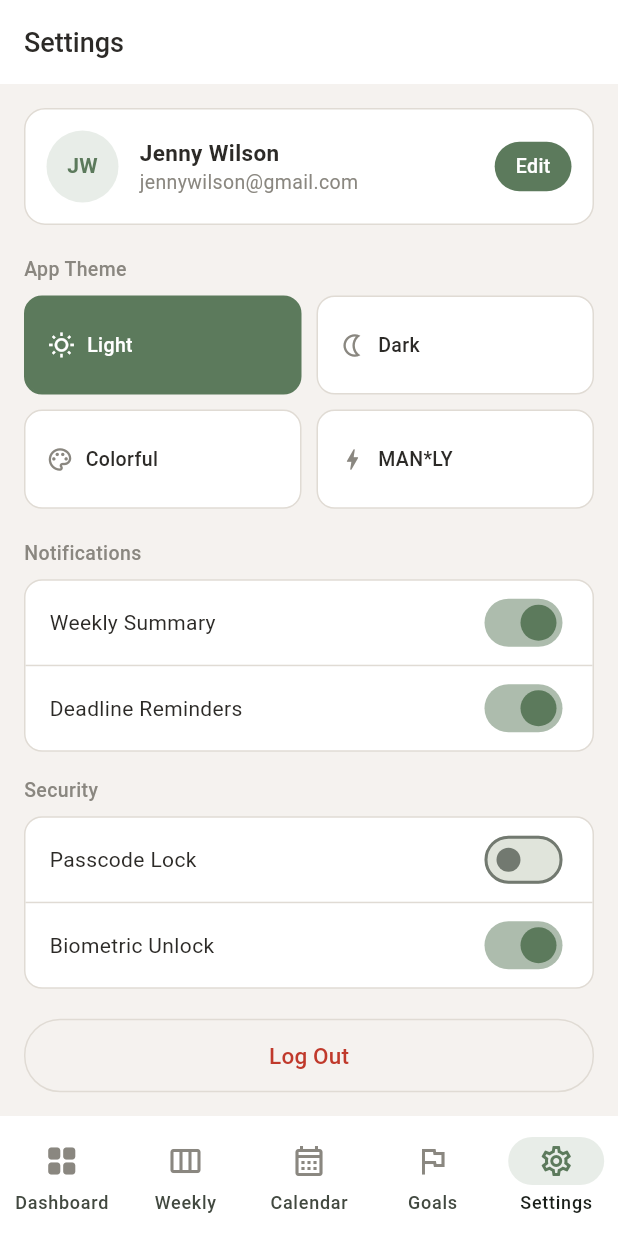
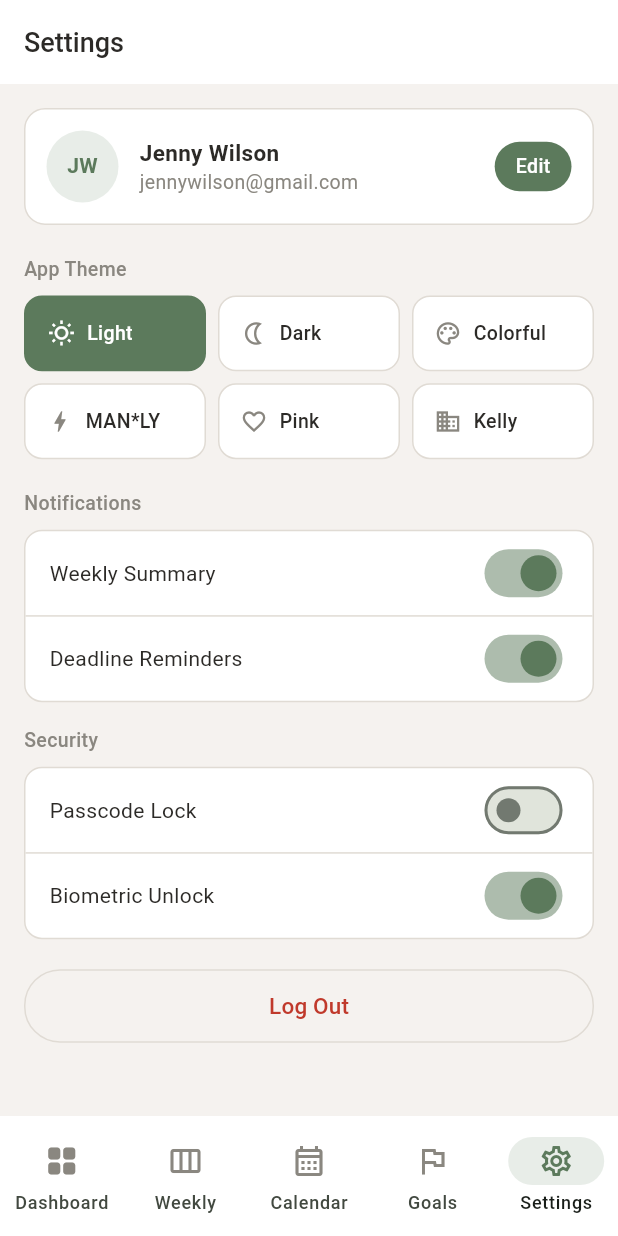
Before and after one commit to Anaiahm/goal_manager, a Flutter app: the screen it shows after launch, item 5 of the bottom bar chosen, on a phone screen of 412 x 824 dp. Run offline on Flutter 3.47's test engine with Material 3 defaults, Android fonts, the light colour scheme and no system bars.

Commit message:
Added two new themes 'Pink' and 'Kelly', added Web Responsive Design

```diff
--- a/lib/main.dart
+++ b/lib/main.dart
@@ -122,21 +122,99 @@ class _MainShellState extends State<MainShell> {
     Icons.calendar_month_outlined, Icons.flag_outlined, Icons.settings_outlined,
   ];
 
-  @override
+@override
   Widget build(BuildContext ctx) {
-    final c = colorsOf(ctx);
-    final pages = [
+    final c       = colorsOf(ctx);
+    final wide    = MediaQuery.of(ctx).size.width >= kMobileBreak;
+    final pages   = [
       DashboardPage(user: _user, goals: _goals, onGoalTap: _goToGoal, onAdd: _goToAdd),
       WeeklyPage(
         week: _week, habits: _habits, weeklyTodos: _weeklyTodos,
         onTodosChanged: (t) => setState(() => _weeklyTodos = t),
         onWeekChanged:  (d, data) => setState(() => _week[d] = data),
       ),
-      CalendarPage(goals: _goals, week: _week, onEventAdded: _onEventAdded, onEventEdited: _onEventEdited, onEventDeleted: _onEventDeleted), // ← updated
+      CalendarPage(
+        goals: _goals, week: _week,
+        onEventAdded: _onEventAdded,
+        onEventEdited: _onEventEdited,
+        onEventDeleted: _onEventDeleted,
+      ),
       GoalsListPage(goals: _goals, onGoalTap: _goToGoal, onAdd: _goToAdd),
       SettingsPage(user: _user, onUserChanged: (u) => setState(() => _user = u)),
     ];
 
+    const labels = ['Dashboard', 'Weekly', 'Calendar', 'Goals', 'Settings'];
+    const icons  = [
+      Icons.grid_view_rounded, Icons.view_week_outlined,
+      Icons.calendar_month_outlined, Icons.flag_outlined, Icons.settings_outlined,
+    ];
+
+    // ── Desktop layout: persistent left sidebar ──────────────
+    if (wide) {
+      return Scaffold(
+        backgroundColor: c.background,
+        body: Row(
+          children: [
+            // Sidebar
+            Container(
+              width: 200,
+              decoration: BoxDecoration(
+                color: c.surface,
+                border: Border(right: BorderSide(color: c.border)),
+              ),
+              child: Column(
+                crossAxisAlignment: CrossAxisAlignment.start,
+                children: [
+                  // App title / logo area
+                  Container(
+                    padding: const EdgeInsets.fromLTRB(20, 40, 20, 24),
+                    child: Text('Goal Manager',
+                      style: TextStyle(fontSize: 16, fontWeight: FontWeight.w700,
+                        color: c.primary)),
+                  ),
+                  Divider(height: 1, color: c.border),
+                  const SizedBox(height: 8),
+                  // Nav items
+                  ...List.generate(5, (i) {
+                    final sel = _tab == i;
+                    return GestureDetector(
+                      onTap: () => setState(() => _tab = i),
+                      child: Container(
+                        margin: const EdgeInsets.symmetric(horizontal: 10, vertical: 2),
+                        padding: const EdgeInsets.symmetric(horizontal: 14, vertical: 11),
+                        decoration: BoxDecoration(
+                          color: sel ? c.primaryLight : Colors.transparent,
+                          borderRadius: BorderRadius.circular(10),
+                        ),
+                        child: Row(children: [
+                          Icon(icons[i], size: 18,
+                            color: sel ? c.primary : c.textMuted),
+                          const SizedBox(width: 12),
+                          Text(labels[i],
+                            style: TextStyle(fontSize: 14, fontWeight: FontWeight.w500,
+                              color: sel ? c.primary : c.textMuted)),
+                        ]),
+                      ),
+                    );
+                  }),
+                ],
+              ),
+            ),
+            // Main content — centered + constrained
+            Expanded(
+              child: Center(
+                child: ConstrainedBox(
+                  constraints: const BoxConstraints(maxWidth: kMaxWidth),
+                  child: pages[_tab],
+                ),
+              ),
+            ),
+          ],
+        ),
+      );
+    }
+
+    // ── Mobile layout: bottom nav bar (unchanged) ────────────
     return Scaffold(
       body: pages[_tab],
       bottomNavigationBar: NavigationBar(
@@ -146,13 +224,14 @@ class _MainShellState extends State<MainShell> {
         indicatorColor: c.primaryLight,
         labelBehavior: NavigationDestinationLabelBehavior.alwaysShow,
         destinations: List.generate(5, (i) => NavigationDestination(
-          icon: Icon(_icons[i], color: c.textMuted),
-          selectedIcon: Icon(_icons[i], color: c.primary),
-          label: _labels[i],
+          icon: Icon(icons[i], color: c.textMuted),
+          selectedIcon: Icon(icons[i], color: c.primary),
+          label: labels[i],
         )),
       ),
     );
   }
+
 
   void _goToGoal(Goal g) => Navigator.push(context,
     MaterialPageRoute(builder: (_) => GoalDetailPage(goal: g, onUpdate: _upsertGoal)));
@@ -173,7 +252,8 @@ class AppBar2 extends StatelessWidget implements PreferredSizeWidget {
 
   @override
   Widget build(BuildContext ctx) {
-    final c = colorsOf(ctx);
+    final c    = colorsOf(ctx);
+    final wide = MediaQuery.of(ctx).size.width >= kMobileBreak;
     return AppBar(
       backgroundColor: c.surface,
       elevation: 0,
@@ -182,11 +262,11 @@ class AppBar2 extends StatelessWidget implements PreferredSizeWidget {
               icon: Icon(Icons.arrow_back, color: c.primary),
               onPressed: () => Navigator.pop(ctx),
             )
-          : null,
-      title: Text(
-        title,
-        style: TextStyle(color: c.textPrimary, fontWeight: FontWeight.w500, fontSize: 18),
-      ),
+          : (wide ? const SizedBox.shrink() : null),
+      // On desktop hide the hamburger / leading space cleanly
+      automaticallyImplyLeading: !wide,
+      title: Text(title,
+        style: TextStyle(color: c.textPrimary, fontWeight: FontWeight.w500, fontSize: 18)),
       actions: actions,
     );
   }
@@ -366,6 +446,28 @@ Widget inputField(
   );
 }
 
+const double kMobileBreak  = 600;
+const double kMaxWidth     = 900;  // max content width on desktop
+
+class Responsive extends StatelessWidget {
+  final Widget child;
+  const Responsive({super.key, required this.child});
+
+  static bool isDesktop(BuildContext ctx) =>
+      MediaQuery.of(ctx).size.width >= kMobileBreak;
+
+  @override
+  Widget build(BuildContext ctx) {
+    final wide = MediaQuery.of(ctx).size.width >= kMobileBreak;
+    if (!wide) return child;
+    return Center(
+      child: ConstrainedBox(
+        constraints: const BoxConstraints(maxWidth: kMaxWidth),
+        child: child,
+      ),
+    );
+  }
+}
 // ─── Goal Card ────────────────────────────────────────────────────────────────
 
 class GoalCard extends StatelessWidget {
@@ -504,7 +606,7 @@ class DashboardPage extends StatelessWidget {
         ],
       ),
       body: SingleChildScrollView(
-        padding: const EdgeInsets.all(16),
+        padding: EdgeInsets.all(Responsive.isDesktop(ctx) ? 28 : 16),
         child: Column(
           crossAxisAlignment: CrossAxisAlignment.start,
           children: [
@@ -623,12 +725,13 @@ class _WeeklyPageState extends State<WeeklyPage> {
   Widget build(BuildContext ctx) {
     final c          = colorsOf(ctx);
     final isColorful = AppThemeNotifier.of(ctx).value == AppTheme.colorful;
-    final screenW    = MediaQuery.of(ctx).size.width;
-
+
+final double availableW = MediaQuery.of(ctx).size.width >= kMobileBreak
+    ? MediaQuery.of(ctx).size.width - 200  // subtract sidebar width
+    : MediaQuery.of(ctx).size.width;
+final double leftW = availableW * 0.275;
+final double dayW  = (availableW - leftW) / 7;
     // Left column = 27.5% of screen width (was ~220px fixed)
-    final leftW  = screenW * 0.275;
-    // 7 day columns share the remaining 72.5%
-    final dayW   = (screenW - leftW) / 7;
 
     final totalChecks = widget.habits.fold(0, (s, h) => s + h.days.where((d) => d).length);
     final maxChecks   = widget.habits.length * 7;
@@ -1207,7 +1310,7 @@ bool _hasEvent(DateTime d) => _eventsForDay(d).isNotEmpty;
 // Selected day detail
             if (_sel != null)
               Padding(
-                padding: const EdgeInsets.all(16),
+                padding: EdgeInsets.all(Responsive.isDesktop(ctx) ? 28 : 16),
                 child: Column(
                   crossAxisAlignment: CrossAxisAlignment.start,
                   children: [
@@ -1389,7 +1492,7 @@ class _GoalsListPageState extends State<GoalsListPage> {
           ),
           Expanded(
             child: ListView.separated(
-              padding: const EdgeInsets.all(16),
+              padding: EdgeInsets.all(Responsive.isDesktop(ctx) ? 28 : 16),
               itemCount: shown.length,
               separatorBuilder: (_, __) => const SizedBox(height: 12),
               itemBuilder: (_, i) => GoalCard(goal: shown[i], onTap: () => widget.onGoalTap(shown[i])),
@@ -1437,7 +1540,7 @@ class _GoalDetailState extends State<GoalDetailPage> {
         ],
       ),
       body: SingleChildScrollView(
-        padding: const EdgeInsets.all(20),
+        padding: EdgeInsets.all(Responsive.isDesktop(ctx) ? 32 : 20),
         child: Column(
           children: [
             SizedBox(
@@ -1583,7 +1686,7 @@ class _AddGoalPageState extends State<AddGoalPage> {
       backgroundColor: c.background,
       appBar: AppBar2(title: widget.existing != null ? 'Edit Goal' : 'Add Goal', showBack: true),
       body: SingleChildScrollView(
-        padding: const EdgeInsets.all(20),
+        padding: EdgeInsets.all(Responsive.isDesktop(ctx) ? 32 : 20),
         child: Column(
           crossAxisAlignment: CrossAxisAlignment.start,
           children: [
@@ -1709,11 +1812,12 @@ class SettingsPage extends StatefulWidget {
 class _SettingsPageState extends State<SettingsPage> {
   bool weekly = true, deadlines = true, passcode = false, biometric = true;
 
-  static const _themeLabels = ['Light', 'Dark', 'Colorful', 'MAN*LY'];
-  static const _themeIcons  = [
-    Icons.wb_sunny_outlined, Icons.nightlight_outlined,
-    Icons.palette_outlined,  Icons.bolt_outlined,
-  ];
+static const _themeLabels = ['Light', 'Dark', 'Colorful', 'MAN*LY', 'Pink', 'Kelly'];
+static const _themeIcons  = [
+  Icons.wb_sunny_outlined,  Icons.nightlight_outlined,
+  Icons.palette_outlined,   Icons.bolt_outlined,
+  Icons.favorite_outline,   Icons.business_outlined,
+];
 
   void _openEditProfile() async {
     final updated = await Navigator.push<UserProfile>(
@@ -1734,7 +1838,7 @@ class _SettingsPageState extends State<SettingsPage> {
       backgroundColor: c.background,
       appBar: AppBar2(title: 'Settings'),
       body: SingleChildScrollView(
-        padding: const EdgeInsets.all(16),
+        padding: EdgeInsets.all(Responsive.isDesktop(ctx) ? 28 : 16),
         child: Column(
           children: [
             // Profile card
@@ -1781,8 +1885,8 @@ class _SettingsPageState extends State<SettingsPage> {
               builder: (ctx, currentTheme, _) => GridView.count(
                 shrinkWrap: true,
                 physics: const NeverScrollableScrollPhysics(),
-                crossAxisCount: 2, crossAxisSpacing: 10, mainAxisSpacing: 10, childAspectRatio: 2.8,
-                children: List.generate(4, (i) {
+                crossAxisCount: 3, crossAxisSpacing: 8, mainAxisSpacing: 8, childAspectRatio: 2.4,
+                children: List.generate(6, (i) {
                   final t   = allThemeEnums[i];
                   final tc  = allThemes[i];
                   final sel = currentTheme == t;
@@ -1900,7 +2004,7 @@ class _EditProfilePageState extends State<EditProfilePage> {
       backgroundColor: c.background,
       appBar: AppBar2(title: 'Edit Profile', showBack: true),
       body: SingleChildScrollView(
-        padding: const EdgeInsets.all(20),
+        padding: EdgeInsets.all(Responsive.isDesktop(ctx) ? 32 : 20),
         child: Column(
           crossAxisAlignment: CrossAxisAlignment.start,
           children: [
@@ -2099,7 +2203,7 @@ class EventDetailPage extends StatelessWidget {
       backgroundColor: c.background,
       appBar: AppBar2(title: 'Event Details', showBack: true),
       body: Padding(
-        padding: const EdgeInsets.all(20),
+        padding: EdgeInsets.all(Responsive.isDesktop(ctx) ? 32 : 20),
         child: Column(
           crossAxisAlignment: CrossAxisAlignment.start,
           children: [
@@ -2315,7 +2419,7 @@ class _AddEventPageState extends State<AddEventPage> {
         showBack: true,
       ),
       body: SingleChildScrollView(
-        padding: const EdgeInsets.all(20),
+        padding: EdgeInsets.all(Responsive.isDesktop(ctx) ? 32 : 20),
         child: Column(
           crossAxisAlignment: CrossAxisAlignment.start,
           children: [
--- a/lib/models.dart
+++ b/lib/models.dart
@@ -2,7 +2,7 @@ import 'package:flutter/material.dart';
 
 // ─── Theme Definitions ────────────────────────────────────────────────────────
 
-enum AppTheme { light, dark, colorful, manly }
+enum AppTheme { light, dark, colorful, manly, pink, kelly }
 
 class ThemeColors {
   final String name;
@@ -91,8 +91,35 @@ const manlyTheme = ThemeColors(
   danger:       Color(0xFFE05555),
 );
 
-const allThemes     = [lightTheme, darkTheme, colorfulTheme, manlyTheme];
-const allThemeEnums = [AppTheme.light, AppTheme.dark, AppTheme.colorful, AppTheme.manly];
+const pinkTheme = ThemeColors(
+  name: 'Pink',
+  primary:      Color(0xFFFF69B4),  // hot pink
+  primaryLight: Color(0xFFFFE4F0),  // light pink
+  primaryDark:  Color(0xFFE91E8C),  // deep pink
+  background:   Color(0xFFFFF0F6),  // blush white
+  surface:      Color(0xFFFFFFFF),
+  border:       Color(0xFFFFB6D9),  // soft pink border
+  textPrimary:  Color(0xFF3A1A2A),  // deep plum text
+  textMuted:    Color(0xFFB07090),  // muted rose
+  danger:       Color(0xFFE53935),
+);
+
+const kellyTheme = ThemeColors(
+  name: 'Kelly',
+  primary:      Color(0xFF00B140),  // Kelly brand green
+  primaryLight: Color(0xFFE6F9ED),  // light mint
+  primaryDark:  Color(0xFF008C32),  // deep Kelly green
+  background:   Color(0xFFF5FDF7),  // near white with green tint
+  surface:      Color(0xFFFFFFFF),
+  border:       Color(0xFFB3E6C3),  // soft green border
+  textPrimary:  Color(0xFF0A2614),  // very dark green
+  textMuted:    Color(0xFF4D7A5A),  // muted mid green
+  danger:       Color(0xFFD32F2F),
+);
+
+const allThemes     = [lightTheme, darkTheme, colorfulTheme, manlyTheme, pinkTheme, kellyTheme];
+const allThemeEnums = [AppTheme.light, AppTheme.dark, AppTheme.colorful, AppTheme.manly, AppTheme.pink, AppTheme.kelly];
+
 
 // ─── Theme Notifier ───────────────────────────────────────────────────────────
 
```
